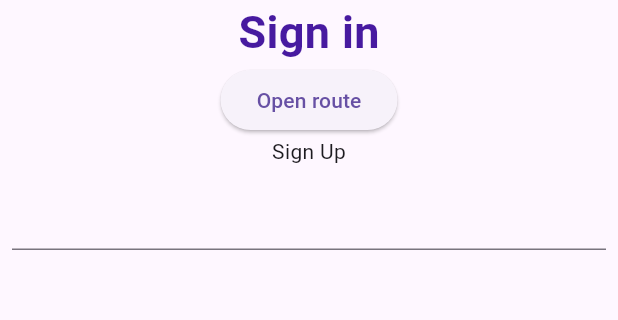
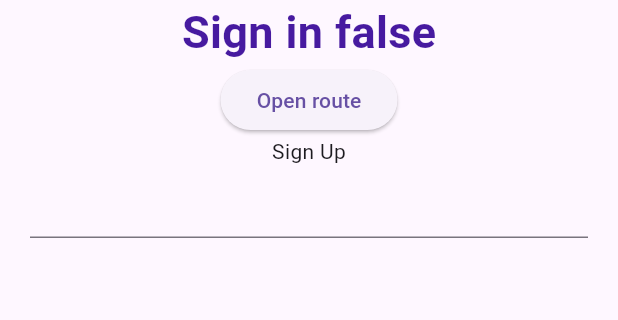
Before and after one commit to specsxc/flutter-app, a Flutter app: the screen it shows after launch, on a phone screen of 412 x 824 dp, the part 287-607 px from its top. Run offline on Flutter 3.47's test engine with Material 3 defaults, Android fonts, the phone set to English and light mode, and no system bars.

Commit message:
widgets and bool state

```diff
--- a/lib/views/login/login_view.dart
+++ b/lib/views/login/login_view.dart
@@ -3,10 +3,15 @@ import 'package:flutter_app/utils/my_colors.dart';
 import 'package:flutter_app/utils/my_images.dart';
 import 'package:flutter_app/views/register/register_view.dart';
 
-/// Login view
-class LoginView extends StatelessWidget {
-  /// Login view key
+class LoginView extends StatefulWidget {
   const LoginView({super.key});
+
+  @override
+  State<LoginView> createState() => _LoginViewState();
+}
+
+class _LoginViewState extends State<LoginView> {
+  bool boolValue = false;
 
   @override
   Widget build(BuildContext context) {
@@ -18,7 +23,7 @@ class LoginView extends StatelessWidget {
             children: [
               const SizedBox(height: 62),
               Image.asset(MyImages.logo),
-              _signInText('Sign in'),
+              _signInText(boolValue),
               ElevatedButton(
                 child: const Text('Open route'),
                 onPressed: () {
@@ -33,13 +38,13 @@ class LoginView extends StatelessWidget {
               GestureDetector(
                 child: const Text('Sign Up'),
                 onTap: () {
-                  print('xxx1');
-                  print('xxx2');
+                  setState(() {
+                    boolValue = !boolValue;
+                  });
                 },
-                onDoubleTap: () => print('clicked twice'),
               ),
               Padding(
-                padding: const EdgeInsets.all(8),
+                padding: const EdgeInsets.symmetric(horizontal: 20),
                 child: TextFormField(),
               ),
             ],
@@ -50,9 +55,9 @@ class LoginView extends StatelessWidget {
   }
 }
 
-Widget _signInText(String text) {
+Widget _signInText(bool boolValue) {
   return Text(
-    text,
+    'Sign in $boolValue',
     style: TextStyle(
       fontSize: 30,
       fontWeight: FontWeight.w700,
```
